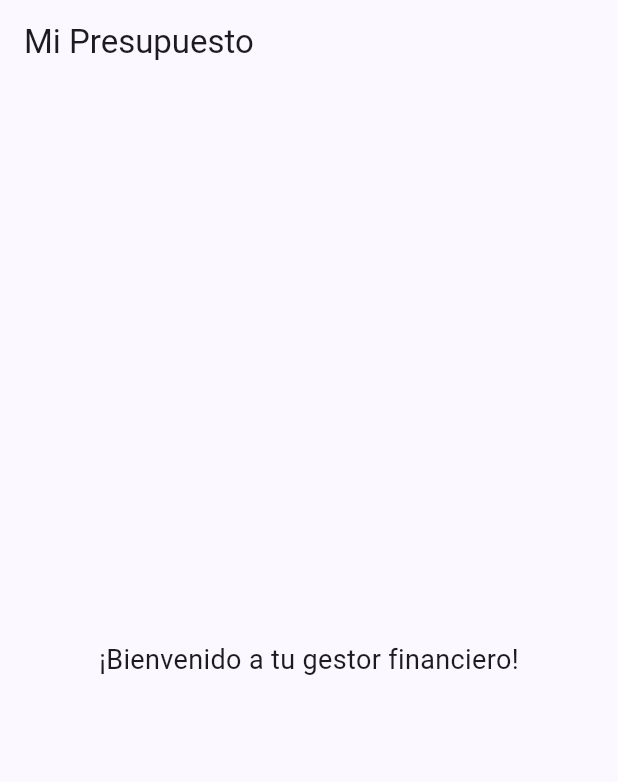
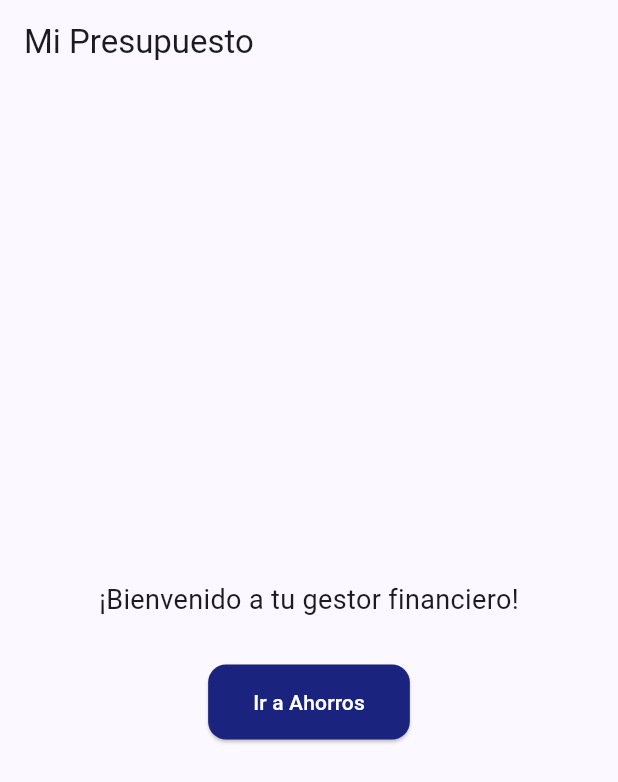
Before and after one commit to OC0098/BudgetApp, a Flutter app: the HomePage screen opened directly, on a phone screen of 412 x 824 dp. Shown: the top 782 px of the screen. Run offline on Flutter 3.47's test engine with Material 3 defaults, Android fonts, the phone set to English and light mode, and no system bars.

Commit message:
ahorros
Agregue un botón para ir a ahorros desde el home

```diff
--- a/budget_app/lib/home_page.dart
+++ /dev/null
@@ -1,24 +0,0 @@
-import 'package:flutter/material.dart';
-
-// --------------------------------------------
-// PANTALLA PRINCIPAL TRAS EL LOGIN
-// --------------------------------------------
-class HomePage extends StatelessWidget {
-  const HomePage({super.key});
-
-  @override
-  Widget build(BuildContext context) {
-    return Scaffold(
-      appBar: AppBar(
-        title: const Text("Mi Presupuesto"),
-        automaticallyImplyLeading: false, // Oculta el botón de retroceso
-      ),
-      body: const Center(
-        child: Text(
-          "¡Bienvenido a tu gestor financiero!",
-          style: TextStyle(fontSize: 18),
-        ),
-      ),
-    );
-  }
-}
--- a/budget_app/lib/main.dart
+++ b/budget_app/lib/main.dart
@@ -1,6 +1,6 @@
 // Importación de paquetes de Flutter
 import 'package:flutter/material.dart';
-import 'home_page.dart';
+import 'paginas/home_page.dart';
 
 // --------------------------------------------
 // PUNTO DE ENTRADA PRINCIPAL DE LA APLICACIÓN
--- /dev/null
+++ b/budget_app/lib/paginas/home_page.dart
@@ -0,0 +1,45 @@
+import 'package:flutter/material.dart';
+import 'ahorros_page.dart';
+
+class HomePage extends StatelessWidget {
+  const HomePage({super.key});
+
+  @override
+  Widget build(BuildContext context) {
+    return Scaffold(
+      appBar: AppBar(
+        title: const Text("Mi Presupuesto"),
+        automaticallyImplyLeading: false,
+      ),
+      body: Center(
+        child: Column(
+          mainAxisAlignment: MainAxisAlignment.center,
+          children: [
+            const Text(
+              "¡Bienvenido a tu gestor financiero!",
+              style: TextStyle(fontSize: 18),
+            ),
+            const SizedBox(height: 30),
+            ElevatedButton(
+              onPressed: () {
+                Navigator.push(
+                  context,
+                  MaterialPageRoute(builder: (_) => const AhorrosPage()),
+                );
+              },
+              style: ElevatedButton.styleFrom(
+                backgroundColor: Colors.indigo[900],
+                foregroundColor: Colors.white,
+                padding: const EdgeInsets.symmetric(horizontal: 30, vertical: 15),
+                shape: RoundedRectangleBorder(
+                  borderRadius: BorderRadius.circular(12),
+                ),
+              ),
+              child: const Text("Ir a Ahorros"),
+            ),
+          ],
+        ),
+      ),
+    );
+  }
+}
```
Also changed, not shown: budget_app/lib/paginas/ahorros_page.dart (added, +86 -0 lines).
